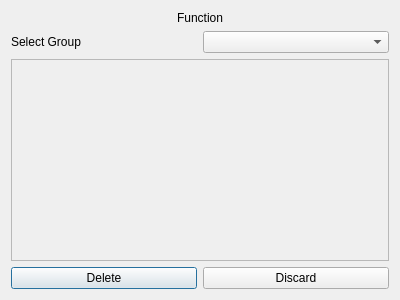
Qt form designs/xml/delete_window.ui (daniel-deru/WorkMate-3.0) before a commit.
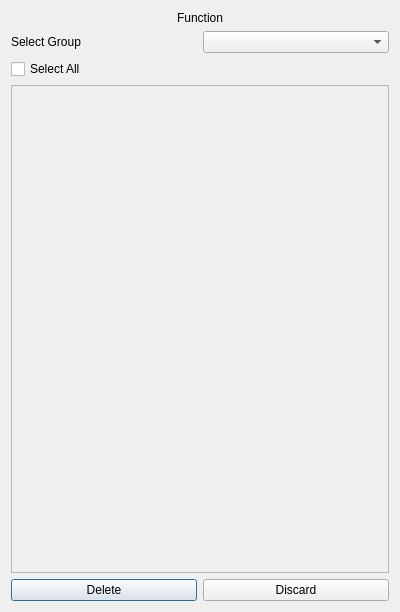
The same form after that commit.

Commit message: added list item functionality, select all, filter by group to delete windows

```diff
--- a/designs/xml/delete_window.ui
+++ b/designs/xml/delete_window.ui
@@ -7,7 +7,7 @@
     <x>0</x>
     <y>0</y>
     <width>400</width>
-    <height>300</height>
+    <height>612</height>
    </rect>
   </property>
   <property name="windowTitle">
@@ -38,6 +38,33 @@
      </item>
     </layout>
    </item>
+   <item>
+    <layout class="QHBoxLayout" name="horizontalLayout_3">
+     <item>
+      <widget class="QCheckBox" name="chk_select_all">
+       <property name="cursor">
+        <cursorShape>PointingHandCursor</cursorShape>
+       </property>
+       <property name="text">
+        <string>Select All</string>
+       </property>
+      </widget>
+     </item>
+     <item>
+      <spacer name="horizontalSpacer">
+       <property name="orientation">
+        <enum>Qt::Horizontal</enum>
+       </property>
+       <property name="sizeHint" stdset="0">
+        <size>
+         <width>40</width>
+         <height>20</height>
+        </size>
+       </property>
+      </spacer>
+     </item>
+    </layout>
+   </item>
    <item>
     <widget class="QScrollArea" name="scrollArea">
      <property name="widgetResizable">
@@ -49,7 +76,7 @@
         <x>0</x>
         <y>0</y>
         <width>380</width>
-        <height>202</height>
+        <height>486</height>
        </rect>
       </property>
       <layout class="QVBoxLayout" name="verticalLayout_3">
@@ -60,6 +87,19 @@
          </property>
         </layout>
        </item>
+       <item>
+        <spacer name="verticalSpacer">
+         <property name="orientation">
+          <enum>Qt::Vertical</enum>
+         </property>
+         <property name="sizeHint" stdset="0">
+          <size>
+           <width>20</width>
+           <height>40</height>
+          </size>
+         </property>
+        </spacer>
+       </item>
       </layout>
      </widget>
     </widget>
```
Left out of the diff: 6 changed lines with no effect on the pictures. The commit also changes 7 other files.
